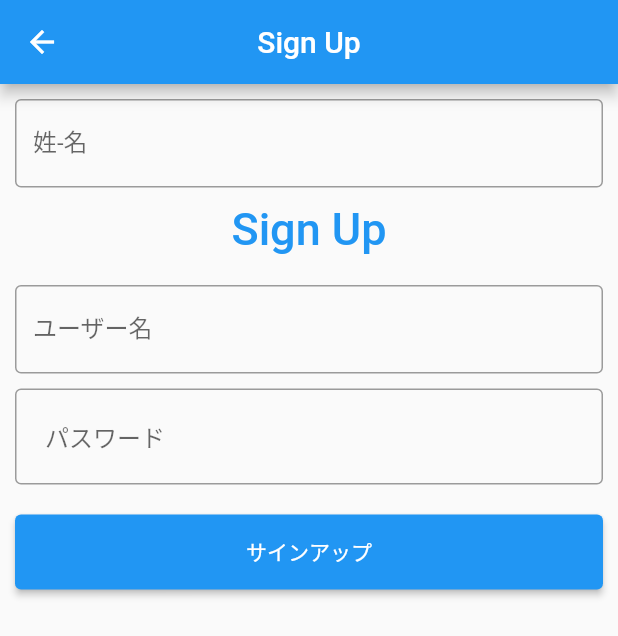
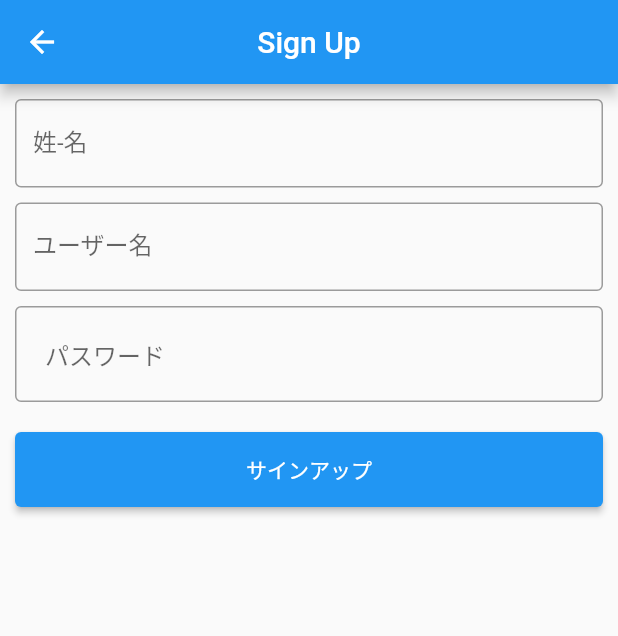
Before and after one commit to AyanaAkutsu/PasswordManager, a Flutter app: the SignUpPage screen opened by its route, on a phone screen of 412 x 824 dp. Shown: the top 636 px of the screen. Run offline on Flutter 3.47's test engine with Material 2 defaults, Android fonts, the phone set to English and light mode, and no system bars; our stand-ins replace cloud_firestore, firebase_core; accounts and stored records are empty.

Commit message:
Signup画面を修正

```diff
--- a/password_manager/lib/login.dart
+++ b/password_manager/lib/login.dart
@@ -105,6 +105,7 @@ class Login extends State<MyStatefulWidget> {
                   child: const Text('ログイン'),
                   onPressed: () async{
 
+
                     final querySnap = await FirebaseFirestore.instance
                       .collection('user-list')
                       .where('name', isEqualTo: userName)
--- a/password_manager/lib/screens/signup.dart
+++ b/password_manager/lib/screens/signup.dart
@@ -53,16 +53,7 @@ class _SignUpPageState extends State<SignUpPage> {
 
               ),
             ),
-            Container(
-                alignment: Alignment.center,
-                padding: const EdgeInsets.all(10),
-                child: const Text(
-                  'Sign Up',
-                  style: TextStyle(
-                      color: Colors.blue,
-                      fontWeight: FontWeight.w500,
-                      fontSize: 30),
-                )),
+
             Container(
                 padding: const  EdgeInsets.fromLTRB(10, 10, 10, 0),
               child: TextFormField(
```
